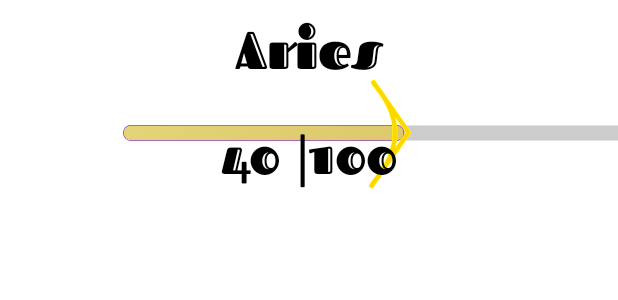
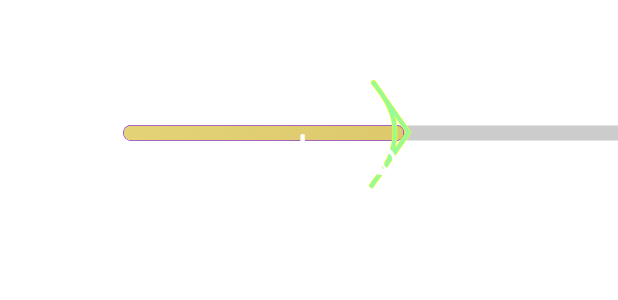
Before and after one commit to checkBG/Space, an Android app built with Jetpack Compose: the @Preview function DrawArrowPreview, on a phone screen of 412 x 824 dp. Shown: the top 300 px of the screen. Run offline under Robolectric (Android 15) with nearby library versions, the phone set to English and light mode, and no system bars.

Commit message:
Added several colors

```diff
--- a/app/src/main/java/com/example/space/Utils/Extensions.kt
+++ /dev/null
@@ -1,18 +0,0 @@
-package com.example.space.Utils
-
-import androidx.compose.ui.graphics.Color
-
-fun Float.getColor(): Color {
-    return when {
-        this < 0.1f -> Color(0xFF92000A)
-        this < 0.2f -> Color(0xFFFF2400)
-        this < 0.3f -> Color(0xFFFF7033)
-        this < 0.4f -> Color(0xFFC7A600)
-        this < 0.5f -> Color(0xFFFFD700)
-        this < 0.6f -> Color(0xFFF8F32B)
-        this < 0.7f -> Color(0xFFBFFF00)
-        this < 0.8f -> Color(0xFF00FF00)
-        this < 0.9f -> Color(0xFF08E8DE)
-        else -> Color(0xFF00FFFF)
-    }
-}
--- a/app/src/main/java/com/example/space/fundamental/StatusScreen.kt
+++ b/app/src/main/java/com/example/space/fundamental/StatusScreen.kt
@@ -2,6 +2,8 @@ package com.example.space.fundamental
 
 import androidx.annotation.StringRes
 import androidx.compose.animation.animateColorAsState
+import androidx.compose.animation.core.animateFloatAsState
+import androidx.compose.animation.core.tween
 import androidx.compose.foundation.Canvas
 import androidx.compose.foundation.Image
 import androidx.compose.foundation.layout.Box
@@ -13,9 +15,6 @@ import androidx.compose.material3.Text
 import androidx.compose.runtime.Composable
 import androidx.compose.runtime.collectAsState
 import androidx.compose.runtime.getValue
-import androidx.compose.runtime.mutableFloatStateOf
-import androidx.compose.runtime.saveable.rememberSaveable
-import androidx.compose.runtime.setValue
 import androidx.compose.ui.Alignment
 import androidx.compose.ui.Modifier
 import androidx.compose.ui.geometry.CornerRadius
@@ -34,7 +33,7 @@ import androidx.compose.ui.tooling.preview.Preview
 import androidx.compose.ui.unit.dp
 import androidx.lifecycle.viewmodel.compose.viewModel
 import com.example.space.R
-import com.example.space.Utils.getColor
+import com.example.space.utils.getColor
 import com.example.space.model.GameViewModel
 import com.example.space.ui.theme.SpaceTheme
 
@@ -53,9 +52,9 @@ fun StatusScreen(
         ProgressBar(
             modifier = modifier,
             currentCoins = gamePlanetState.coins,
-            nextCoins = zodiacState.coinsToUpgrade,
+            nextCoins = zodiacState.requireCoins,
             zodiacSign = zodiacState.zodiacSign
-        ) // change later!!
+        )
     }
 }
 
@@ -84,8 +83,11 @@ fun ProgressBar(
     val screenWidthPx = with(LocalDensity.current) { screenWidthDp.dp.toPx() }
     val screenHeightPx = with(LocalDensity.current) { screenHeightDp.dp.toPx() }
 
-    var percentage by rememberSaveable { mutableFloatStateOf(0f) }
-    percentage = currentCoins.toFloat() / nextCoins.toFloat()
+    val percentage by animateFloatAsState(
+        targetValue = currentCoins.toFloat() / nextCoins.toFloat(),
+        animationSpec = tween(300),
+        label = "floatState"
+    )
     val widthOfRectForPermanentConfiguration = if (screenWidthDp <= 500) 700f else 1000f
     val widthOfRect = (if (screenWidthDp <= 500) 700f else 1000f) * percentage
 
--- /dev/null
+++ b/app/src/main/java/com/example/space/fundamental/achievements.kt
@@ -0,0 +1 @@
+package com.example.space.fundamental
--- a/app/src/main/java/com/example/space/model/GameViewModel.kt
+++ b/app/src/main/java/com/example/space/model/GameViewModel.kt
@@ -101,7 +101,7 @@ class GameViewModel : ViewModel() {
                     )
                 }
             }
-            _zodiac.value = Zodiac.getRightZodiacSign(updatedCoins)
+            _zodiac.value = Zodiac.getRightZodiacSign(currentCountOfCoins = updatedCoins, currentZodiacSign = zodiac.value)
             planetAppBar.intValue = updateTextTopAppBar()
             progressPercentage = updateProgressPercentage()
         }
@@ -116,7 +116,7 @@ class GameViewModel : ViewModel() {
                     coins = updatedCoins
                 )
             }
-            _zodiac.value = Zodiac.getRightZodiacSign(updatedCoins)
+            _zodiac.value = Zodiac.getRightZodiacSign(currentCountOfCoins = updatedCoins, currentZodiacSign = zodiac.value)
             planetAppBar.intValue = updateTextTopAppBar()
         }
     }
--- a/app/src/main/java/com/example/space/ui/theme/Type.kt
+++ b/app/src/main/java/com/example/space/ui/theme/Type.kt
@@ -36,7 +36,8 @@ val Typography = Typography(
     bodyMedium = TextStyle(
         fontFamily = fascinate_inline_regular,
         fontWeight = FontWeight.Normal,
-        fontSize = 35.sp
+        fontSize = 35.sp,
+        color = Color.White
     ),
     displayLarge = TextStyle(
         fontFamily = FontFamily.Default,
--- /dev/null
+++ b/app/src/main/java/com/example/space/utils/Extensions.kt
@@ -0,0 +1,32 @@
+package com.example.space.utils
+
+import androidx.compose.ui.graphics.Color
+
+fun Float.getColor(): Color {
+    return when {
+        this < 0.01f -> Color(0xFF000000) // Чёрный
+        this < 0.03f -> Color(0xFF28071A) // Очень тёмный пурпурный
+        this < 0.05f -> Color(0xFF320A18) // Очень тёмный красный
+        this < 0.08f -> Color(0xFF5C0000) // Кровавый
+        this < 0.12f -> Color(0xFF4D220E) // Глубоко-коричневый
+        this < 0.15f -> Color(0xFF92000A) // Бордовый
+        this < 0.18f -> Color(0xFFFF2400) // Алый
+        this < 0.22f -> Color(0xFFFF2400) // Красный
+        this < 0.25f -> Color(0xFFf6768e) // Пурпурно-розовый
+        this < 0.28f -> Color(0xFFFF7033) // Желтый
+        this < 0.30f -> Color(0xFFC7A600) // Золотой
+        this < 0.35f -> Color(0xFFFFD700) // Желто-золотой
+        this < 0.40f -> Color(0xFFF8F32B) // Желто-зеленый
+        this < 0.45f -> Color(0xFF98FB98) // Бледно-зелёный
+        this < 0.50f -> Color(0xFFBFFF00) // Зеленый
+        this < 0.55f -> Color(0xFF00FF00) // Светло-зеленый
+        this < 0.60f -> Color(0xFF08E8DE) // Глазуритовый
+        this < 0.65f -> Color(0xFF00FFFF) // Синий
+        this < 0.70f -> Color(0xFF0000FF) // Синий (густой)
+        this < 0.75f -> Color(0xFF0047AB) // Индиго
+        this < 0.80f -> Color(0xFF002147) // Навыки синего
+        this < 0.85f -> Color(0xFF001A33) // Тёмно-синий
+        this < 0.90f -> Color(0xFF000033) // Черный с синим оттенком
+        else -> Color(0xFF000033) // Тёмно-синий (best)
+    }
+}
```
Also changed, not shown: app/src/main/java/com/example/space/model/ZodiacSignModel.kt (+106 -41 lines), 1 other file.
